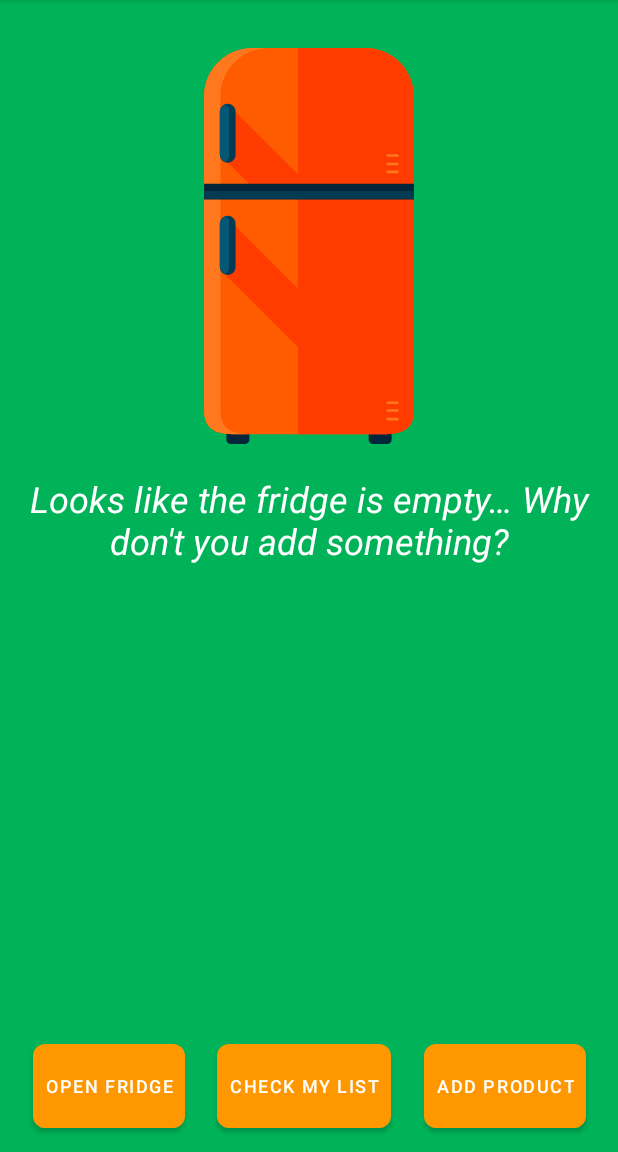
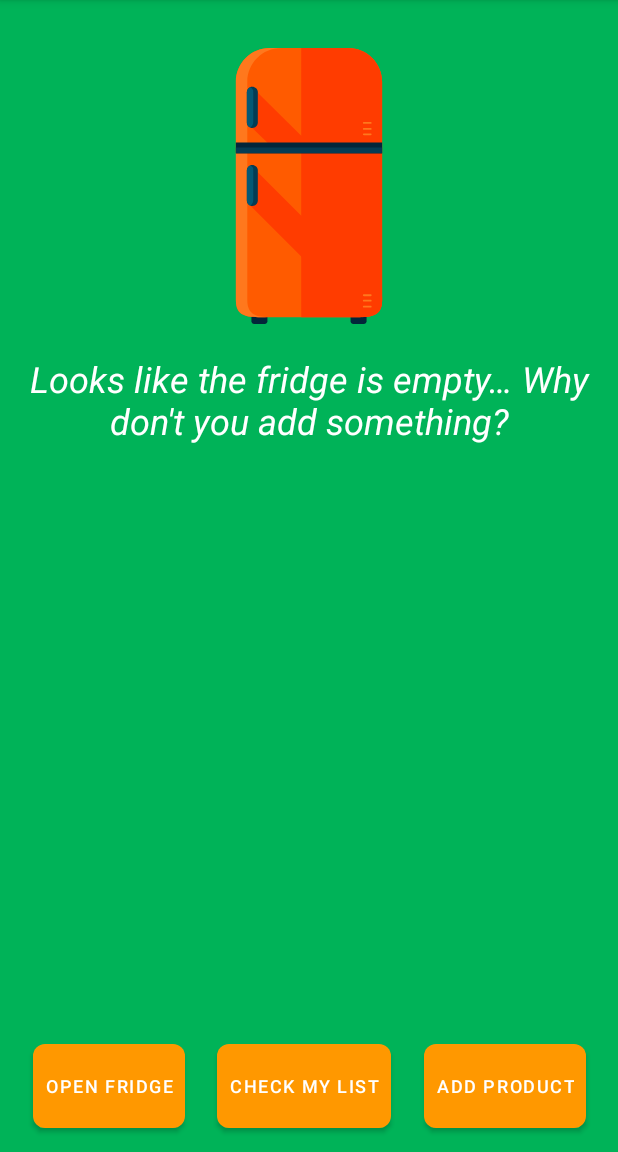
Before and after one commit to ambageo/GreenFridge, an Android app: the screen it shows after launch (MainActivity), on a phone screen of 412 x 824 dp, the part 84-1236 px from its top. Run offline under Robolectric (Android 15) with nearby library versions, the phone set to English and light mode, and no system bars; our stand-ins replace AdMob; libraries missing offline, so code that uses them is left out: com.firebase.jobdispatcher; 4 statements that could not run were skipped.

Commit message:
Minor layout improvement

```diff
--- a/app/src/main/res/layout/activity_main.xml
+++ b/app/src/main/res/layout/activity_main.xml
@@ -18,8 +18,8 @@
 
     <ImageView
         android:id="@+id/fridge"
-        android:layout_width="320dp"
-        android:layout_height="320dp"
+        android:layout_width="240dp"
+        android:layout_height="240dp"
         android:layout_marginEnd="8dp"
         android:layout_marginStart="8dp"
         android:layout_marginTop="32dp"
```
Also changed, not shown: 6 other files.
